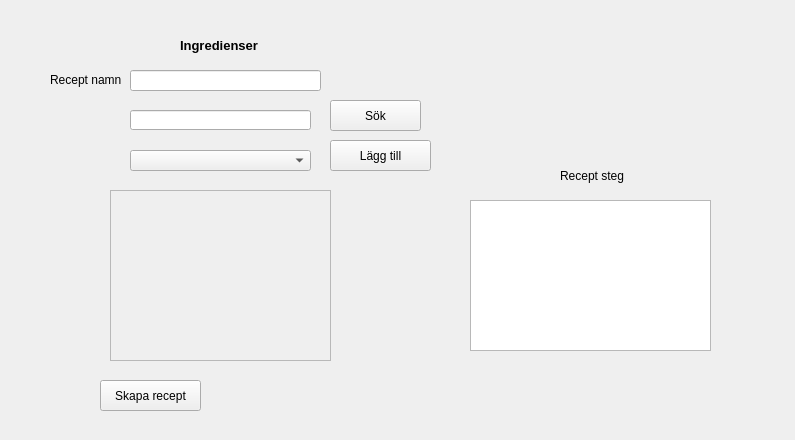
The window that code/viewer/UI/create_recipe_window.ui (marcusgostasson/smartshop) describes before a commit, drawn with Qt 5.
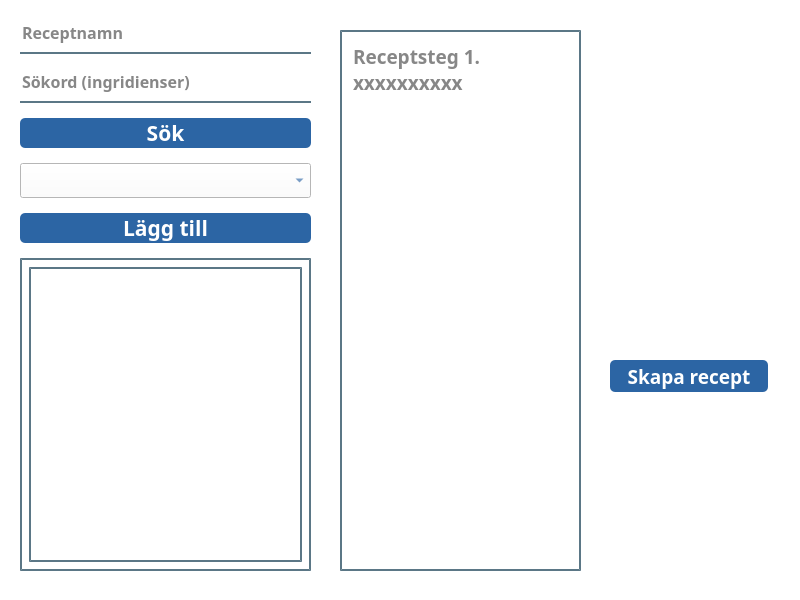
The same window after the commit. Icons and pictures are not drawn.

Commit message: Change design in create_recipe_window

What changed in the file:
```diff
--- a/code/viewer/UI/create_recipe_window.ui
+++ b/code/viewer/UI/create_recipe_window.ui
@@ -6,8 +6,8 @@
    <rect>
     <x>0</x>
     <y>0</y>
-    <width>795</width>
-    <height>440</height>
+    <width>800</width>
+    <height>600</height>
    </rect>
   </property>
   <property name="sizePolicy">
@@ -19,87 +19,172 @@
   <property name="windowTitle">
    <string>Form</string>
   </property>
-  <widget class="QComboBox" name="ingrediense_box">
+  <property name="styleSheet">
+   <string notr="true">background-color: rgb(255, 255, 255);</string>
+  </property>
+  <widget class="QTextEdit" name="recepie_steps">
    <property name="geometry">
     <rect>
-     <x>130</x>
-     <y>150</y>
-     <width>181</width>
-     <height>21</height>
-    </rect>
-   </property>
-  </widget>
-  <widget class="QLabel" name="ingrediense_label">
-   <property name="geometry">
-    <rect>
-     <x>180</x>
+     <x>340</x>
      <y>30</y>
-     <width>111</width>
-     <height>31</height>
+     <width>241</width>
+     <height>541</height>
     </rect>
    </property>
    <property name="font">
     <font>
-     <pointsize>10</pointsize>
-     <weight>75</weight>
+     <family>Arial Black</family>
+     <pointsize>14</pointsize>
      <bold>true</bold>
     </font>
    </property>
-   <property name="text">
-    <string>Ingredienser</string>
+   <property name="styleSheet">
+    <string notr="true">background-color:rgba(0, 0, 0, 0);
+border:none;
+border:2px solid rgba(46, 82, 101, 200);
+color:rgba(0, 0, 0, 240);
+padding:7px;</string>
    </property>
-  </widget>
-  <widget class="QPushButton" name="add_ingrediense_button">
-   <property name="geometry">
-    <rect>
-     <x>330</x>
-     <y>140</y>
-     <width>101</width>
-     <height>31</height>
-    </rect>
+   <property name="placeholderText">
+    <string>Receptsteg 1. xxxxxxxxxx</string>
    </property>
-   <property name="text">
-    <string>Lägg till</string>
-   </property>
   </widget>
-  <widget class="QLineEdit" name="type_in_recipe">
+  <widget class="QWidget" name="verticalLayoutWidget_2">
    <property name="geometry">
     <rect>
-     <x>130</x>
-     <y>110</y>
-     <width>181</width>
-     <height>20</height>
+     <x>20</x>
+     <y>10</y>
+     <width>291</width>
+     <height>561</height>
     </rect>
    </property>
-  </widget>
-  <widget class="QPushButton" name="search_ingredient_button">
-   <property name="geometry">
-    <rect>
-     <x>330</x>
-     <y>100</y>
-     <width>91</width>
-     <height>31</height>
-    </rect>
-   </property>
-   <property name="text">
-    <string>Sök</string>
-   </property>
-  </widget>
-  <widget class="QWidget" name="verticalLayoutWidget">
-   <property name="geometry">
-    <rect>
-     <x>110</x>
-     <y>190</y>
-     <width>221</width>
-     <height>171</height>
-    </rect>
-   </property>
-   <layout class="QVBoxLayout" name="verticalLayout">
-    <property name="sizeConstraint">
-     <enum>QLayout::SetDefaultConstraint</enum>
+   <layout class="QVBoxLayout" name="verticalLayout_2">
+    <property name="spacing">
+     <number>15</number>
     </property>
+    <property name="leftMargin">
+     <number>0</number>
+    </property>
+    <property name="topMargin">
+     <number>10</number>
+    </property>
+    <property name="rightMargin">
+     <number>0</number>
+    </property>
+    <item>
+     <widget class="QLineEdit" name="recept_name">
+      <property name="font">
+       <font>
+        <family>Arial Black</family>
+        <pointsize>12</pointsize>
+        <bold>true</bold>
+       </font>
+      </property>
+      <property name="styleSheet">
+       <string notr="true">background-color:rgba(0, 0, 0, 0);
+border:none;
+border-bottom:2px solid rgba(46, 82, 101, 200);
+color:rgba(0, 0, 0, 240);
+padding-bottom:7px;</string>
+      </property>
+      <property name="placeholderText">
+       <string>Receptnamn</string>
+      </property>
+     </widget>
+    </item>
+    <item>
+     <widget class="QLineEdit" name="type_in_recipe">
+      <property name="font">
+       <font>
+        <family>Arial Black</family>
+        <pointsize>12</pointsize>
+        <bold>true</bold>
+       </font>
+      </property>
+      <property name="styleSheet">
+       <string notr="true">background-color:rgba(0, 0, 0, 0);
+border:none;
+border-bottom:2px solid rgba(46, 82, 101, 200);
+color:rgba(0, 0, 0, 240);
+padding-bottom:7px;</string>
+      </property>
+      <property name="placeholderText">
+       <string>Sökord (ingridienser)</string>
+      </property>
+     </widget>
+    </item>
+    <item>
+     <widget class="QPushButton" name="search_ingredient_button">
+      <property name="font">
+       <font>
+        <family>Arial Black</family>
+        <pointsize>16</pointsize>
+        <bold>true</bold>
+       </font>
+      </property>
+      <property name="styleSheet">
+       <string notr="true">background-color: rgb(44, 101, 164);
+border-radius: 5px;
+color: rgb(255, 255, 255);</string>
+      </property>
+      <property name="text">
+       <string>Sök</string>
+      </property>
+     </widget>
+    </item>
+    <item>
+     <widget class="QComboBox" name="ingrediense_box">
+      <property name="font">
+       <font>
+        <family>Arial Black</family>
+        <pointsize>14</pointsize>
+        <bold>true</bold>
+       </font>
+      </property>
+      <property name="styleSheet">
+       <string notr="true">color: rgb(44, 101, 164);
+selection-color: rgb(251, 108, 24);</string>
+      </property>
+     </widget>
+    </item>
+    <item>
+     <widget class="QPushButton" name="add_ingrediense_button">
+      <property name="font">
+       <font>
+        <family>Arial Black</family>
+        <pointsize>16</pointsize>
+        <bold>true</bold>
+       </font>
+      </property>
+      <property name="styleSheet">
+       <string notr="true">background-color: rgb(44, 101, 164);
+border-radius: 5px;
+color: rgb(255, 255, 255);</string>
+      </property>
+      <property name="text">
+       <string>Lägg till</string>
+      </property>
+     </widget>
+    </item>
     <item>
      <widget class="QScrollArea" name="scrollArea">
+      <property name="font">
+       <font>
+        <family>Arial Black</family>
+        <pointsize>14</pointsize>
+        <bold>true</bold>
+       </font>
+      </property>
+      <property name="styleSheet">
+       <string notr="true">background-color:rgba(0, 0, 0, 0);
+border:none;
+border:2px solid rgba(46, 82, 101, 200);
+color:rgba(0, 0, 0, 240);
+padding:7px;</string>
+      </property>
+      <property name="lineWidth">
+       <number>1</number>
+      </property>
       <property name="widgetResizable">
        <bool>true</bool>
       </property>
@@ -108,8 +193,8 @@
         <rect>
          <x>0</x>
          <y>0</y>
-         <width>217</width>
-         <height>167</height>
+         <width>267</width>
+         <height>341</height>
         </rect>
        </property>
        <property name="sizePolicy">
@@ -126,60 +211,45 @@
   <widget class="QPushButton" name="create_recipe_button">
    <property name="geometry">
     <rect>
-     <x>100</x>
-     <y>380</y>
-     <width>101</width>
-     <height>31</height>
+     <x>610</x>
+     <y>360</y>
+     <width>158</width>
+     <height>32</height>
     </rect>
    </property>
+   <property name="font">
+    <font>
+     <family>Arial Black</family>
+     <pointsize>14</pointsize>
+     <bold>true</bold>
+    </font>
+   </property>
+   <property name="styleSheet">
+    <string notr="true">background-color: rgb(44, 101, 164);
+border-radius: 5px;
+color: rgb(255, 255, 255);</string>
+   </property>
    <property name="text">
     <string>Skapa recept</string>
    </property>
   </widget>
-  <widget class="QLineEdit" name="recept_name">
-   <property name="geometry">
-    <rect>
-     <x>130</x>
-     <y>70</y>
-     <width>191</width>
-     <height>21</height>
-    </rect>
-   </property>
-  </widget>
   <widget class="QLabel" name="label">
    <property name="geometry">
     <rect>
-     <x>50</x>
-     <y>70</y>
-     <width>81</width>
-     <height>20</height>
+     <x>590</x>
+     <y>120</y>
+     <width>191</width>
+     <height>201</height>
     </rect>
    </property>
    <property name="text">
-    <string>Recept namn</string>
+    <string/>
    </property>
-  </widget>
-  <widget class="QTextEdit" name="recepie_steps">
-   <property name="geometry">
-    <rect>
-     <x>470</x>
-     <y>200</y>
-     <width>241</width>
-     <height>151</height>
-    </rect>
+   <property name="pixmap">
+    <pixmap>../../../../../Bilder/smartshoplogo1.png</pixmap>
    </property>
-  </widget>
-  <widget class="QLabel" name="label_2">
-   <property name="geometry">
-    <rect>
-     <x>560</x>
-     <y>160</y>
-     <width>91</width>
-     <height>31</height>
-    </rect>
-   </property>
-   <property name="text">
-    <string>Recept steg</string>
+   <property name="scaledContents">
+    <bool>true</bool>
    </property>
   </widget>
  </widget>
```
The commit also changes 4 other files.
